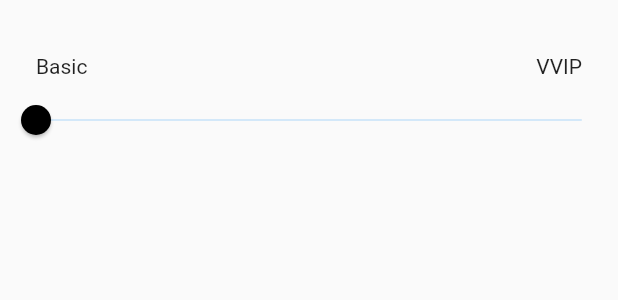
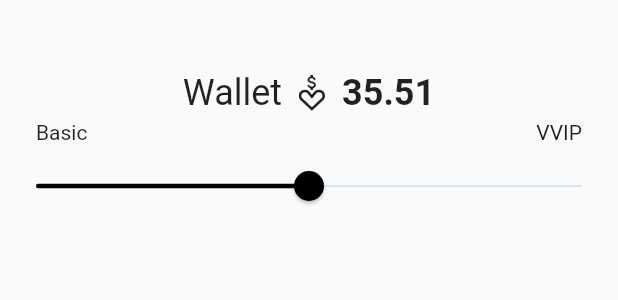
Before and after one commit to bleeptv/bleep-poc-flutter, a Flutter app: the DestinationSlider widget shown alone on an empty page, opened directly, on a phone screen of 412 x 824 dp. Shown: the top 300 px of the screen. Run offline on Flutter 3.47's test engine with Material 2 defaults, Android fonts, the phone set to English and light mode, and no system bars; our stand-ins replace bloc, equatable, firebase_auth, flutter_bloc, google_sign_in, percent_indicator; accounts and stored records are empty; generated files the repository leaves out were written again.

Commit message:
Update watch party cell and destination slide with missing UI components

```diff
--- a/lib/ui/home/destination-slider.dart
+++ b/lib/ui/home/destination-slider.dart
@@ -1,6 +1,7 @@
 
 
 import 'package:bleep_flutter/ui/dimension-constants.dart';
+import 'package:bleep_flutter/ui/font-constants.dart';
 import 'package:flutter/material.dart';
 import 'package:flutter/widgets.dart';
 
@@ -9,7 +10,7 @@ class DestinationSlider extends StatefulWidget {
 }
 
 class _DestinationSliderState extends State<DestinationSlider> {
-  double _value = 0;
+  double _value = 50;
 
   @override
   Widget build(BuildContext context) {
@@ -17,9 +18,9 @@ class _DestinationSliderState extends State<DestinationSlider> {
       margin: EdgeInsets.only(
           top: DimensionsConstants.mediumSpacing
       ),
-      width: double.infinity,
       child: Column(
         children: [
+          this.buildWalletBalance(35.51),
           Container(
             height: DimensionsConstants.smallMediumSpacing,
             margin: EdgeInsets.only(
@@ -54,4 +55,23 @@ class _DestinationSliderState extends State<DestinationSlider> {
       ),
     );
   }
+
+  Widget buildWalletBalance(double walletAmount) {
+    return Padding(
+      padding: EdgeInsets.only(top: DimensionsConstants.smallSpacing),
+      child: Row(
+        mainAxisAlignment: MainAxisAlignment.center,
+        children: [
+          Text("Wallet", style: TextStyle(fontSize: FontConstants.smallMediumFont)),
+          SizedBox(width: DimensionsConstants.extraSmallSpacing),
+          Image.asset("assets/images/icons/bleep_currency_small.png",
+            width: DimensionsConstants.smallIcon,
+            height: DimensionsConstants.smallIcon,
+          ),
+          SizedBox(width: DimensionsConstants.extraSmallSpacing),
+          Text("$walletAmount", style: TextStyle(fontSize: FontConstants.smallMediumFont, fontWeight: FontWeight.w600))
+        ],
+      ),
+    );
+  }
 }
```
Also changed, not shown: lib/ui/cell/watchpartyitem/watch-party-cell.dart (+16 -8 lines).
